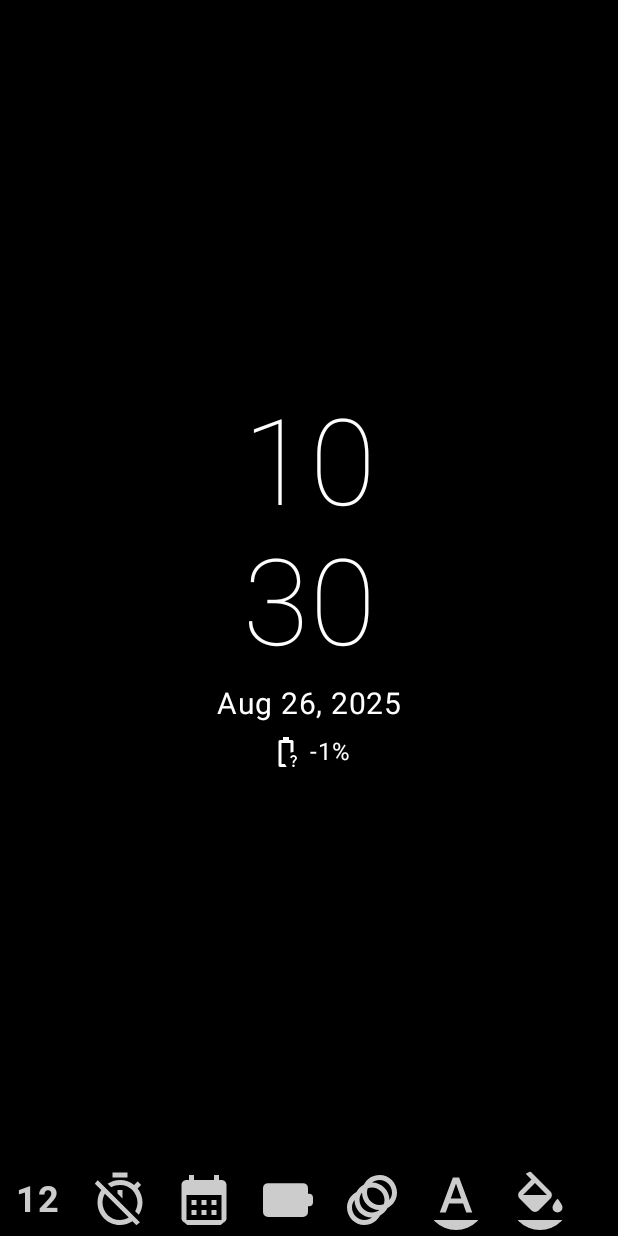
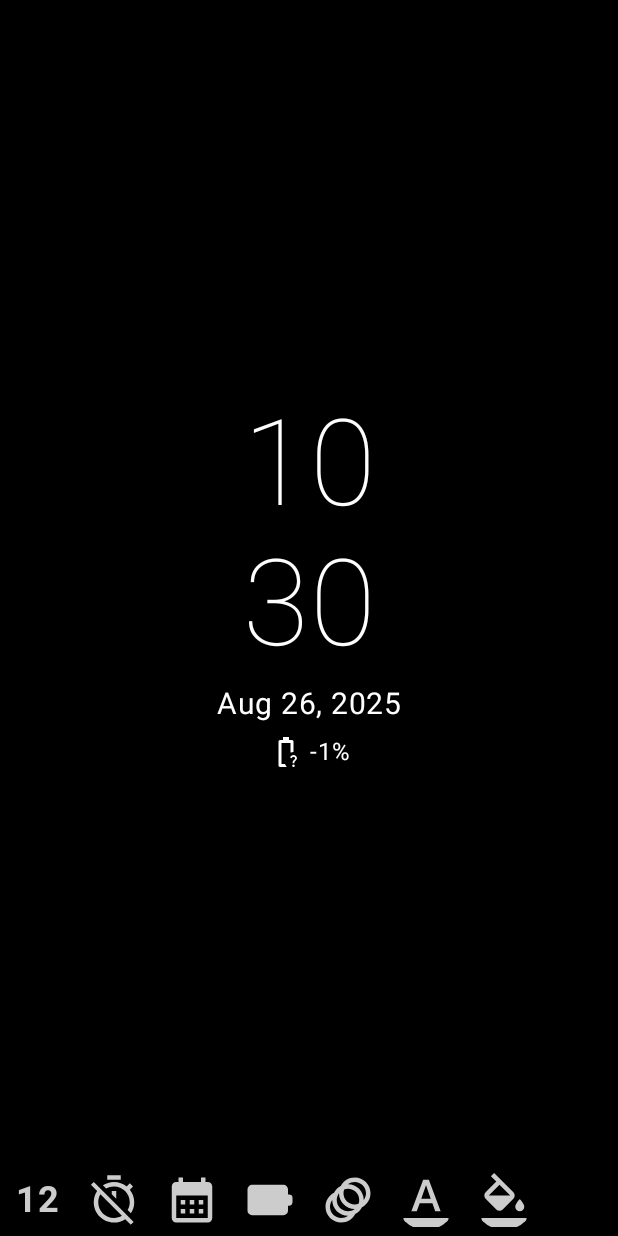
Before and after one commit to pnemonic78/clock_always_on, an Android app built with Jetpack Compose: the screen it shows after launch (MainActivity), on a phone screen of 412 x 824 dp. Run offline under Robolectric (Android 15) with nearby library versions, the phone set to English and light mode, and no system bars; our stand-ins replace Compose Multiplatform resources.

Commit message:
for landscape

```diff
--- a/shared/src/commonMain/kotlin/pnemonic/clock_always_on/AnalogClock.kt
+++ b/shared/src/commonMain/kotlin/pnemonic/clock_always_on/AnalogClock.kt
@@ -3,6 +3,7 @@ package pnemonic.clock_always_on
 import androidx.compose.foundation.Canvas
 import androidx.compose.foundation.Image
 import androidx.compose.foundation.layout.Box
+import androidx.compose.foundation.layout.aspectRatio
 import androidx.compose.foundation.layout.fillMaxSize
 import androidx.compose.material3.MaterialTheme
 import androidx.compose.runtime.Composable
@@ -41,7 +42,7 @@ fun AnalogClockTicks(
     val secondsHand = painterResource(Res.drawable.second_hand_1)
     val tint: ColorFilter? = if (color == Color.Unspecified) null else ColorFilter.tint(color)
 
-    Box(modifier = modifier) {
+    Box(modifier = modifier.aspectRatio(1f)) {
         ClockFaceWithTicks(
             color = color
         )
--- a/shared/src/commonMain/kotlin/pnemonic/clock_always_on/ClockView.kt
+++ b/shared/src/commonMain/kotlin/pnemonic/clock_always_on/ClockView.kt
@@ -26,7 +26,7 @@ object ClockStyle {
     const val ANALOG_TICKS = 5
 }
 
-private val clockSize = 300.dp
+private val clockSize = 260.dp
 
 @Composable
 fun ClockView(
@@ -42,9 +42,7 @@ fun ClockView(
     val calendar = remember { Calendar.getInstance(locale) }
     calendar.timeInMillis = time
 
-    Box(modifier = Modifier.clickable {
-        onClick?.invoke(style)
-    }) {
+    Box(modifier = Modifier.clickable { onClick?.invoke(style) }) {
         when (style) {
             ClockStyle.DIGITAL_STACKED,
             ClockStyle.DIGITAL_STACKED_THIN -> {
--- a/shared/src/commonMain/kotlin/pnemonic/clock_always_on/SettingsBar.kt
+++ b/shared/src/commonMain/kotlin/pnemonic/clock_always_on/SettingsBar.kt
@@ -33,8 +33,8 @@ import clock_always_on.shared.generated.resources.ic_timer
 import clock_always_on.shared.generated.resources.ic_timer_off
 import org.jetbrains.compose.resources.painterResource
 
-private val buttonSize = 40.dp
-private val buttonSpace = 8.dp
+private val buttonSize = 36.dp
+private val buttonSpace = 4.dp
 private val buttonColor = Color.White.copy(alpha = 0.8f)
 
 interface SettingsBarListener {
```
Also changed, not shown: shared/src/commonMain/kotlin/pnemonic/clock_always_on/AnalogClockMaterial.kt (+9 -2 lines).
